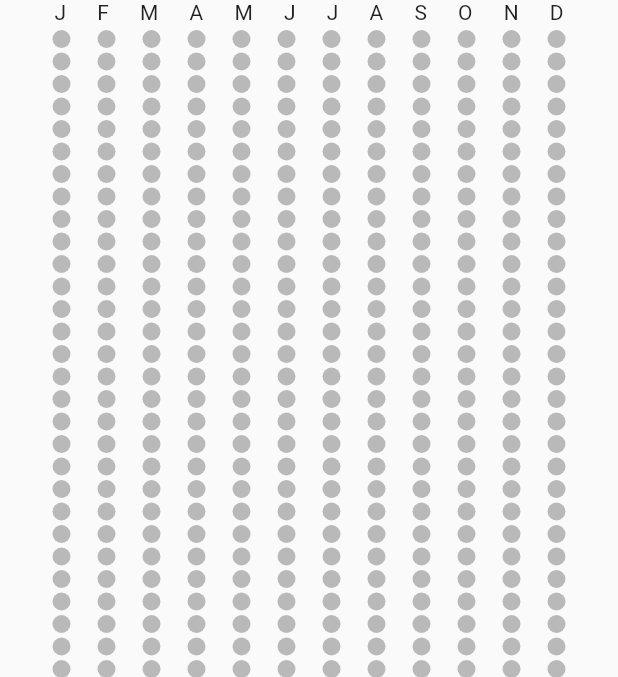
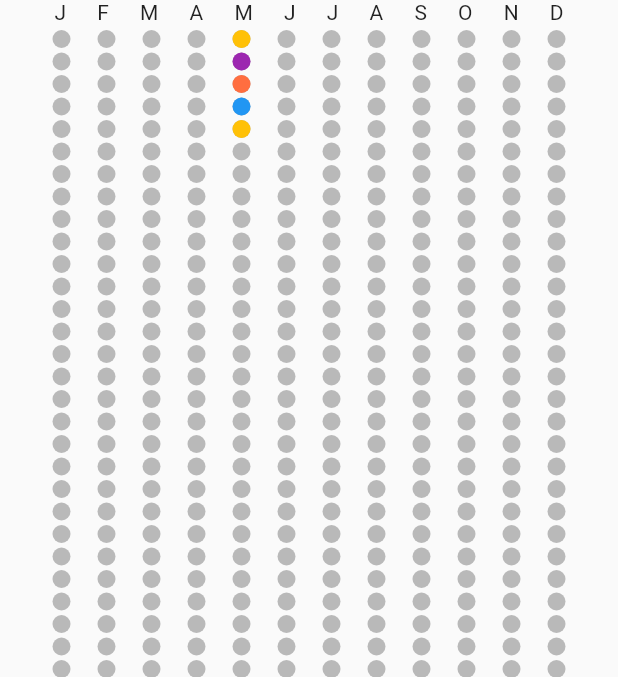
Before and after one commit to Jgrt04/VisiMood, a Flutter app: the screen it shows after launch, item 3 of the bottom bar chosen, on a phone screen of 412 x 824 dp, the part 84-761 px from its top. Run offline on Flutter 3.47's test engine with Material 2 defaults, Android fonts, the phone set to English and light mode, and no system bars; our stand-ins replace charts_flutter, shared_preferences, table_calendar.

```diff
--- a/lib/yourYear.dart
+++ b/lib/yourYear.dart
@@ -21,11 +21,42 @@ class YourYear extends StatelessWidget {
 
 class DrawCircle extends CustomPainter {
   Paint _paint;
+  Paint _happyPaint;
+  Paint _sadPaint;
+  Paint _angryPaint;
+  Paint _stressPaint;
+  Paint _anxiousPaint;
+
   Color _color = Colors.black26;
 
   DrawCircle() {
     _paint = Paint()
       ..color = _color
+      ..strokeWidth = 1.0
+      ..style = PaintingStyle.fill;
+
+    _happyPaint = Paint()
+      ..color = Colors.amber
+      ..strokeWidth = 1.0
+      ..style = PaintingStyle.fill;
+
+    _sadPaint = Paint()
+      ..color = Colors.blue
+      ..strokeWidth = 1.0
+      ..style = PaintingStyle.fill;
+
+    _angryPaint = Paint()
+      ..color = Colors.red
+      ..strokeWidth = 1.0
+      ..style = PaintingStyle.fill;
+
+    _stressPaint = Paint()
+      ..color = Colors.deepOrangeAccent
+      ..strokeWidth = 1.0
+      ..style = PaintingStyle.fill;
+
+    _anxiousPaint = Paint()
+      ..color = Colors.purple
       ..strokeWidth = 1.0
       ..style = PaintingStyle.fill;
   }
@@ -180,6 +211,7 @@ class DrawCircle extends CustomPainter {
       k += 15;
     }
 
+    // 30th day
     canvas.drawCircle(Offset(-165, 445), 6.0, _paint);
 //    canvas.drawCircle(Offset(-135, 445), 6.0, _paint); February
     canvas.drawCircle(Offset(-105, 445), 6.0, _paint);
@@ -193,6 +225,7 @@ class DrawCircle extends CustomPainter {
     canvas.drawCircle(Offset(135, 445), 6.0, _paint);
     canvas.drawCircle(Offset(165, 445), 6.0, _paint);
 
+    // 31st day
     canvas.drawCircle(Offset(-165, 460), 6.0, _paint);
 //    canvas.drawCircle(Offset(-135, 445), 6.0, _paint); February
     canvas.drawCircle(Offset(-105, 460), 6.0, _paint);
@@ -205,6 +238,14 @@ class DrawCircle extends CustomPainter {
     canvas.drawCircle(Offset(105, 460), 6.0, _paint);
 //    canvas.drawCircle(Offset(135, 460), 6.0, _paint);
     canvas.drawCircle(Offset(165, 460), 6.0, _paint);
+
+    // data (May)
+    canvas.drawCircle(Offset(-45, 10), 6.0, _happyPaint);
+    canvas.drawCircle(Offset(-45, 25), 6.0, _anxiousPaint);
+    canvas.drawCircle(Offset(-45, 40), 6.0, _stressPaint);
+    canvas.drawCircle(Offset(-45, 55), 6.0, _sadPaint);
+    canvas.drawCircle(Offset(-45, 70), 6.0, _happyPaint);
+
   }
 
   @override
```
Also changed, not shown: lib/calendar.dart (+22 -8 lines), lib/mood_chart.dart (+52 -9 lines), lib/trends.dart (+15 -44 lines).
